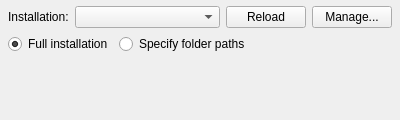
Qt form Tools/HolocronToolset/src/ui/widgets/installation_toolbar.ui (openkotor/pykotor) before a commit.
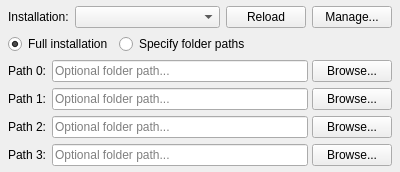
The same form after that commit.

```diff
--- a/Tools/HolocronToolset/src/ui/widgets/installation_toolbar.ui
+++ b/Tools/HolocronToolset/src/ui/widgets/installation_toolbar.ui
@@ -122,6 +122,118 @@
       <property name="fieldGrowthPolicy">
        <enum>QFormLayout::ExpandingFieldsGrow</enum>
       </property>
+      <item row="0" column="0">
+       <widget class="QLabel" name="pathLabel0">
+        <property name="text">
+         <string>Path 0:</string>
+        </property>
+       </widget>
+      </item>
+      <item row="0" column="1">
+       <layout class="QHBoxLayout" name="pathRow0Layout">
+        <property name="spacing">
+         <number>4</number>
+        </property>
+        <item>
+         <widget class="QLineEdit" name="pathEdit0">
+          <property name="placeholderText">
+           <string>Optional folder path...</string>
+          </property>
+         </widget>
+        </item>
+        <item>
+         <widget class="QPushButton" name="pathBrowse0">
+          <property name="text">
+           <string>Browse...</string>
+          </property>
+         </widget>
+        </item>
+       </layout>
+      </item>
+      <item row="1" column="0">
+       <widget class="QLabel" name="pathLabel1">
+        <property name="text">
+         <string>Path 1:</string>
+        </property>
+       </widget>
+      </item>
+      <item row="1" column="1">
+       <layout class="QHBoxLayout" name="pathRow1Layout">
+        <property name="spacing">
+         <number>4</number>
+        </property>
+        <item>
+         <widget class="QLineEdit" name="pathEdit1">
+          <property name="placeholderText">
+           <string>Optional folder path...</string>
+          </property>
+         </widget>
+        </item>
+        <item>
+         <widget class="QPushButton" name="pathBrowse1">
+          <property name="text">
+           <string>Browse...</string>
+          </property>
+         </widget>
+        </item>
+       </layout>
+      </item>
+      <item row="2" column="0">
+       <widget class="QLabel" name="pathLabel2">
+        <property name="text">
+         <string>Path 2:</string>
+        </property>
+       </widget>
+      </item>
+      <item row="2" column="1">
+       <layout class="QHBoxLayout" name="pathRow2Layout">
+        <property name="spacing">
+         <number>4</number>
+        </property>
+        <item>
+         <widget class="QLineEdit" name="pathEdit2">
+          <property name="placeholderText">
+           <string>Optional folder path...</string>
+          </property>
+         </widget>
+        </item>
+        <item>
+         <widget class="QPushButton" name="pathBrowse2">
+          <property name="text">
+           <string>Browse...</string>
+          </property>
+         </widget>
+        </item>
+       </layout>
+      </item>
+      <item row="3" column="0">
+       <widget class="QLabel" name="pathLabel3">
+        <property name="text">
+         <string>Path 3:</string>
+        </property>
+       </widget>
+      </item>
+      <item row="3" column="1">
+       <layout class="QHBoxLayout" name="pathRow3Layout">
+        <property name="spacing">
+         <number>4</number>
+        </property>
+        <item>
+         <widget class="QLineEdit" name="pathEdit3">
+          <property name="placeholderText">
+           <string>Optional folder path...</string>
+          </property>
+         </widget>
+        </item>
+        <item>
+         <widget class="QPushButton" name="pathBrowse3">
+          <property name="text">
+           <string>Browse...</string>
+          </property>
+         </widget>
+        </item>
+       </layout>
+      </item>
      </layout>
     </widget>
    </item>
```
